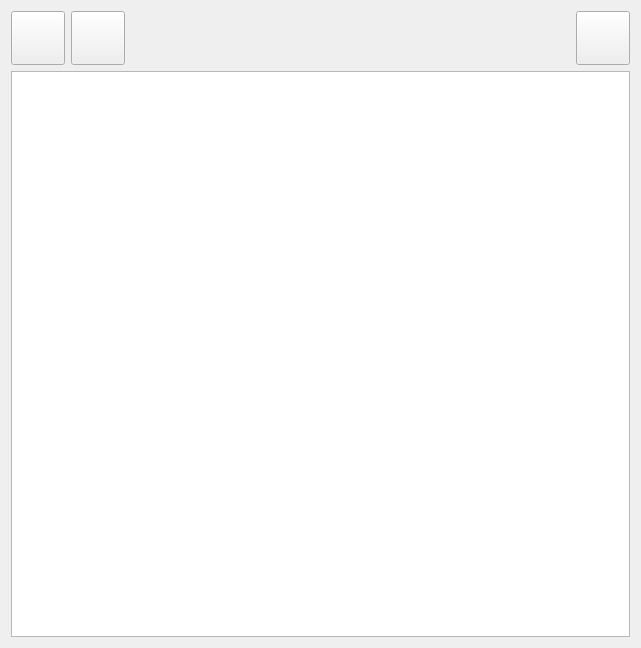
This is python2.7libs/CacheManager/ui/gui.ui in takavfx/Bento as Qt 5 draws it before an edit. The edited form follows.
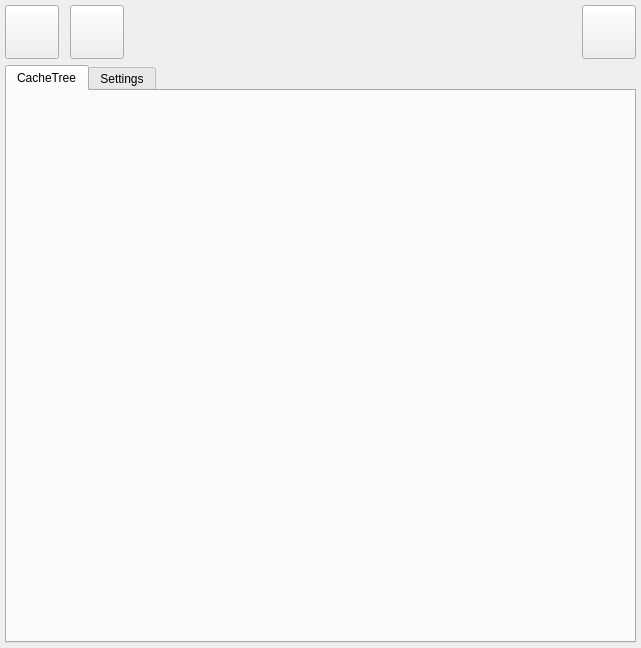
This is the edited form.

Commit message: Cache Manager gui layout chanage and allow displaying header items.

The edit to the form file:
```diff
--- a/python2.7libs/CacheManager/ui/gui.ui
+++ b/python2.7libs/CacheManager/ui/gui.ui
@@ -26,6 +26,18 @@
    <string>Form</string>
   </property>
   <layout class="QVBoxLayout" name="verticalLayout">
+   <property name="leftMargin">
+    <number>5</number>
+   </property>
+   <property name="topMargin">
+    <number>5</number>
+   </property>
+   <property name="rightMargin">
+    <number>5</number>
+   </property>
+   <property name="bottomMargin">
+    <number>5</number>
+   </property>
    <item>
     <layout class="QHBoxLayout" name="horizontalLayout_2">
      <property name="topMargin">
@@ -56,6 +68,22 @@
        </property>
       </widget>
      </item>
+     <item>
+      <spacer name="horizontalSpacer_2">
+       <property name="orientation">
+        <enum>Qt::Horizontal</enum>
+       </property>
+       <property name="sizeType">
+        <enum>QSizePolicy::Fixed</enum>
+       </property>
+       <property name="sizeHint" stdset="0">
+        <size>
+         <width>5</width>
+         <height>20</height>
+        </size>
+       </property>
+      </spacer>
+     </item>
      <item>
       <widget class="QPushButton" name="pushButton_4">
        <property name="sizePolicy">
@@ -122,7 +150,29 @@
     </layout>
    </item>
    <item>
-    <widget class="QTreeView" name="treeView"/>
+    <widget class="QTabWidget" name="tabWidget">
+     <property name="currentIndex">
+      <number>0</number>
+     </property>
+     <property name="tabsClosable">
+      <bool>false</bool>
+     </property>
+     <widget class="QWidget" name="cacheTreeTab">
+      <attribute name="title">
+       <string>CacheTree</string>
+      </attribute>
+      <layout class="QVBoxLayout" name="verticalLayout_2">
+       <item>
+        <layout class="QVBoxLayout" name="verticalLayout_3"/>
+       </item>
+      </layout>
+     </widget>
+     <widget class="QWidget" name="settingsTab">
+      <attribute name="title">
+       <string>Settings</string>
+      </attribute>
+     </widget>
+    </widget>
    </item>
   </layout>
  </widget>
```
The commit also changes 4 other files.
